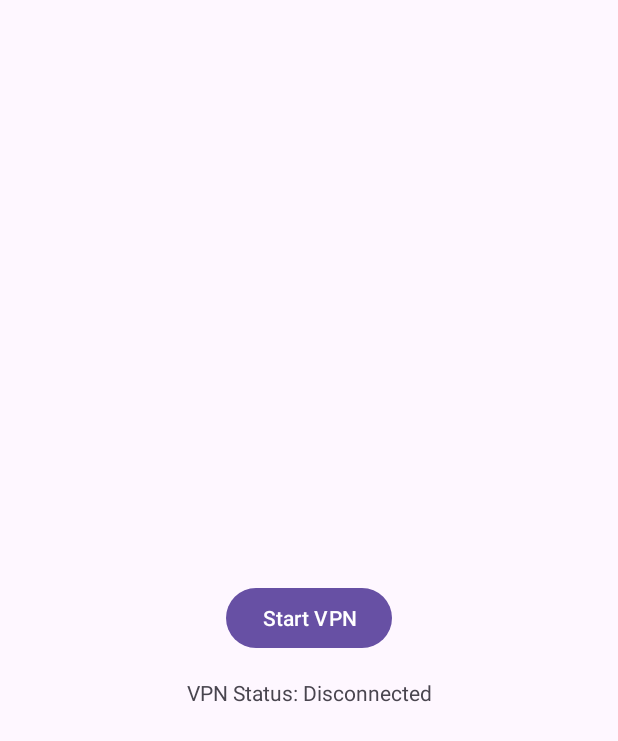
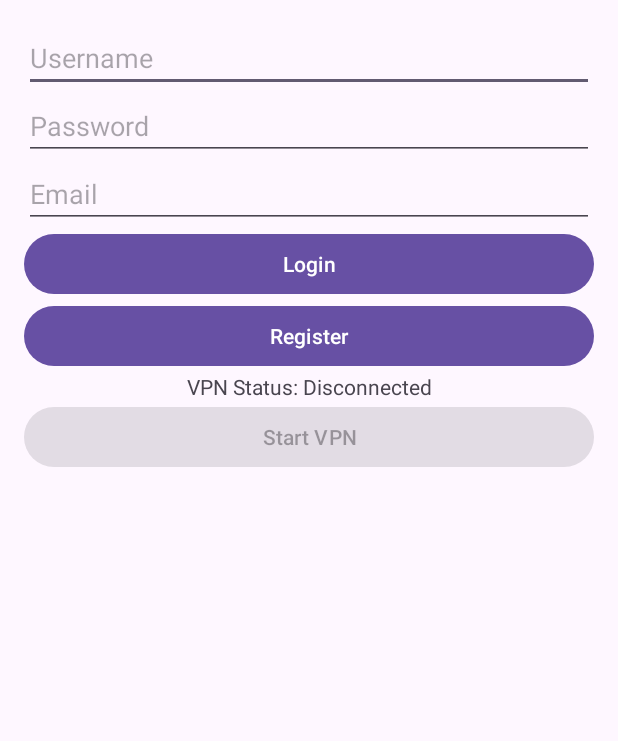
Before and after one commit to ARTANKIN/VpnF, an Android app: the layout activity_main.xml on its own in the app's theme, with its tools: preview values and no code run, on a phone screen of 412 x 824 dp. Shown: the top 741 px of the screen. Run offline under Robolectric (Android 15) with nearby library versions, the phone set to English and light mode, and no system bars.

Commit message:
Рабочий_код_одна странциа

```diff
--- a/app/build.gradle.kts
+++ b/app/build.gradle.kts
@@ -1,6 +1,7 @@
 plugins {
     id("com.android.application")
     id("org.jetbrains.kotlin.android")
+
 }
 
 android {
@@ -39,7 +40,10 @@ android {
 }
 
 dependencies {
-
+    implementation("com.squareup.okhttp3:okhttp:4.10.0")
+    implementation("org.jetbrains.kotlinx:kotlinx-coroutines-android:1.6.4")
+    implementation("org.json:json:20210307")
+    implementation("com.google.code.gson:gson:2.8.9")
     implementation("androidx.core:core-ktx:1.9.0")
     implementation("org.bouncycastle:bcprov-jdk15on:1.70")
     implementation("androidx.appcompat:appcompat:1.7.0")
--- a/app/src/main/AndroidManifest.xml
+++ b/app/src/main/AndroidManifest.xml
@@ -3,6 +3,9 @@
     xmlns:tools="http://schemas.android.com/tools">
     <uses-permission android:name="android.permission.INTERNET" />
     <uses-permission android:name="android.permission.FOREGROUND_SERVICE" />
+    <uses-permission android:name="android.permission.ACCESS_NETWORK_STATE" />
+    <uses-permission android:name="android.permission.BROADCAST_STICKY"/>
+
     <application
         android:allowBackup="true"
         android:icon="@mipmap/ic_launcher"
@@ -24,7 +27,7 @@
         </activity>
 
         <service
-            android:name=".AndroidVPNClient"
+            android:name=".VpnClientService"
             android:permission="android.permission.BIND_VPN_SERVICE"
             android:exported="true">
             <intent-filter>
--- a/app/src/main/res/layout/activity_main.xml
+++ b/app/src/main/res/layout/activity_main.xml
@@ -1,28 +1,52 @@
 <?xml version="1.0" encoding="utf-8"?>
-<androidx.constraintlayout.widget.ConstraintLayout
-    xmlns:android="http://schemas.android.com/apk/res/android"
-    xmlns:app="http://schemas.android.com/apk/res-auto"
+<LinearLayout xmlns:android="http://schemas.android.com/apk/res/android"
     android:layout_width="match_parent"
-    android:layout_height="match_parent">
+    android:layout_height="match_parent"
+    android:orientation="vertical"
+    android:padding="16dp">
+
+    <EditText
+        android:id="@+id/etUsername"
+        android:layout_width="match_parent"
+        android:layout_height="wrap_content"
+        android:hint="Username" />
+
+    <EditText
+        android:id="@+id/etPassword"
+        android:layout_width="match_parent"
+        android:layout_height="wrap_content"
+        android:hint="Password"
+        android:inputType="textPassword" />
+
+    <EditText
+        android:id="@+id/etEmail"
+        android:layout_width="match_parent"
+        android:layout_height="wrap_content"
+        android:hint="Email" />
+
+    <Button
+        android:id="@+id/btnLogin"
+        android:layout_width="match_parent"
+        android:layout_height="wrap_content"
+        android:text="Login" />
+
+    <Button
+        android:id="@+id/btnRegister"
+        android:layout_width="match_parent"
+        android:layout_height="wrap_content"
+        android:text="Register" />
+
+    <TextView
+        android:id="@+id/tvStatus"
+        android:layout_width="match_parent"
+        android:layout_height="wrap_content"
+        android:text="VPN Status: Disconnected"
+        android:textAlignment="center" />
 
     <Button
         android:id="@+id/btnStartVPN"
-        android:layout_width="wrap_content"
+        android:layout_width="match_parent"
         android:layout_height="wrap_content"
         android:text="Start VPN"
-        app:layout_constraintBottom_toBottomOf="parent"
-        app:layout_constraintEnd_toEndOf="parent"
-        app:layout_constraintStart_toStartOf="parent"
-        app:layout_constraintTop_toTopOf="parent" />
-
-    <TextView
-        android:id="@+id/tvStatus"
-        android:layout_width="wrap_content"
-        android:layout_height="wrap_content"
-        android:text="VPN Status: Disconnected"
-        android:layout_marginTop="16dp"
-        app:layout_constraintTop_toBottomOf="@id/btnStartVPN"
-        app:layout_constraintStart_toStartOf="parent"
-        app:layout_constraintEnd_toEndOf="parent"/>
-
-</androidx.constraintlayout.widget.ConstraintLayout>
+        android:enabled="false" />
+</LinearLayout>
```
Also changed, not shown: app/src/main/java/com/example/vpnvkr/AndroidVPNClient.kt (+172 -87 lines), app/src/main/java/com/example/vpnvkr/ApiService.kt (added, +65 -0 lines), app/src/main/java/com/example/vpnvkr/CryptoManager.kt (added, +35 -0 lines), app/src/main/java/com/example/vpnvkr/MainActivity.kt (+132 -13 lines), app/src/main/java/com/example/vpnvkr/TokenManager.kt (added, +19 -0 lines).
